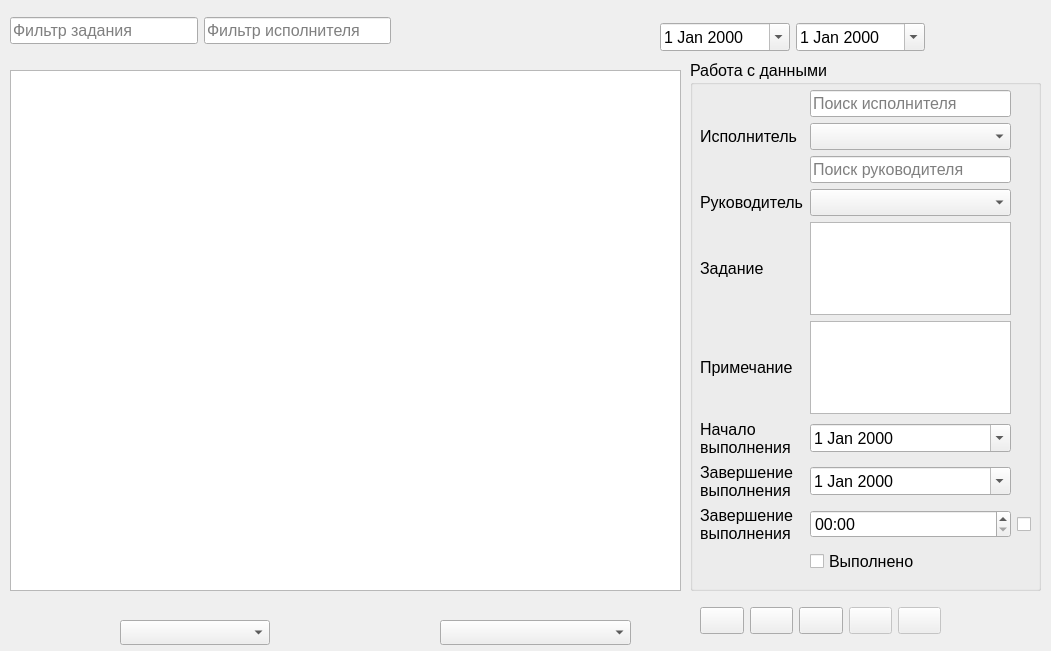
Old version of the form ui/journal.ui in the repository alex-klev/Task_Log_WinForm.
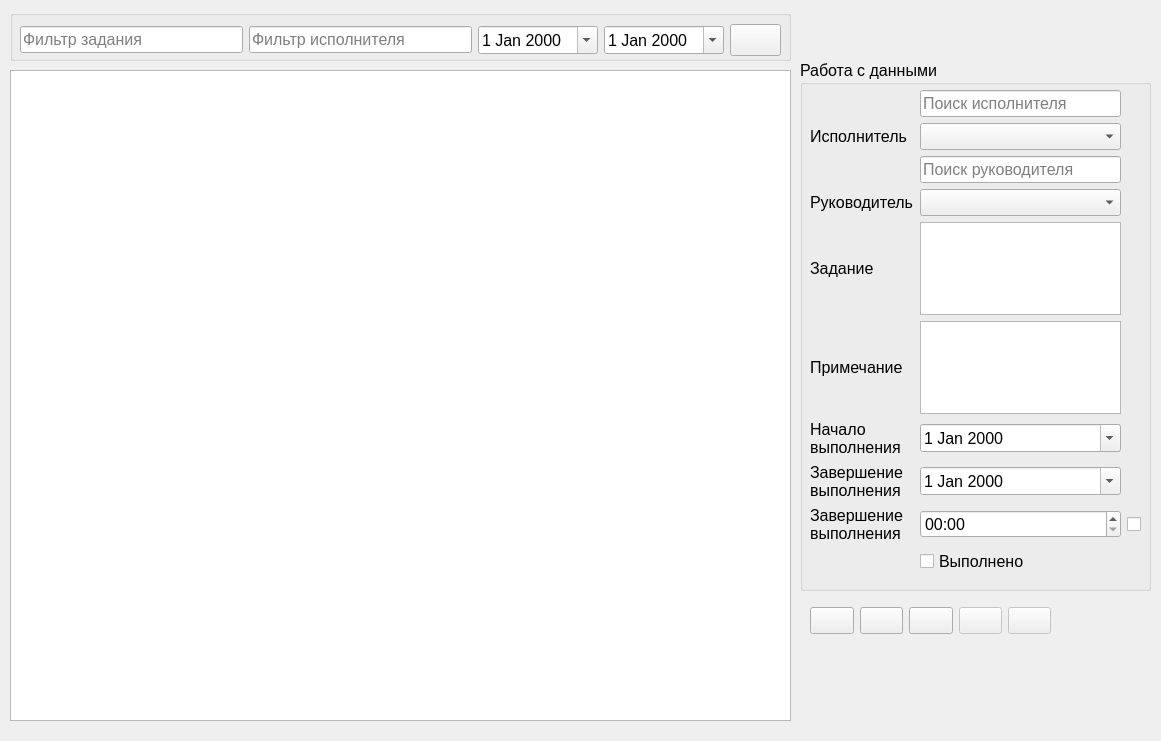
New version of the form. Icons and pictures are not drawn.

What changed in the file:
```diff
--- a/ui/journal.ui
+++ b/ui/journal.ui
@@ -6,20 +6,20 @@
    <rect>
     <x>0</x>
     <y>0</y>
-    <width>1051</width>
-    <height>651</height>
+    <width>1161</width>
+    <height>741</height>
    </rect>
   </property>
   <property name="minimumSize">
    <size>
-    <width>1051</width>
-    <height>651</height>
+    <width>1161</width>
+    <height>741</height>
    </size>
   </property>
   <property name="maximumSize">
    <size>
-    <width>1051</width>
-    <height>651</height>
+    <width>1161</width>
+    <height>741</height>
    </size>
   </property>
   <property name="font">
@@ -36,8 +36,8 @@
      <rect>
       <x>10</x>
       <y>70</y>
-      <width>671</width>
-      <height>521</height>
+      <width>781</width>
+      <height>651</height>
      </rect>
     </property>
     <property name="alternatingRowColors">
@@ -50,45 +50,13 @@
      <enum>QAbstractItemView::SelectRows</enum>
     </property>
    </widget>
-   <widget class="QWidget" name="gridLayoutWidget">
-    <property name="geometry">
-     <rect>
-      <x>10</x>
-      <y>10</y>
-      <width>381</width>
-      <height>41</height>
-     </rect>
-    </property>
-    <layout class="QGridLayout" name="gridLayout">
-     <item row="0" column="0">
-      <widget class="QLineEdit" name="lineEditFilterTask">
-       <property name="maxLength">
-        <number>25</number>
-       </property>
-       <property name="placeholderText">
-        <string>Фильтр задания</string>
-       </property>
-      </widget>
-     </item>
-     <item row="0" column="1">
-      <widget class="QLineEdit" name="lineEditFilterEmploye">
-       <property name="maxLength">
-        <number>25</number>
-       </property>
-       <property name="placeholderText">
-        <string>Фильтр исполнителя</string>
-       </property>
-      </widget>
-     </item>
-    </layout>
-   </widget>
    <widget class="QGroupBox" name="groupBoxElements">
     <property name="enabled">
      <bool>true</bool>
     </property>
     <property name="geometry">
      <rect>
-      <x>690</x>
+      <x>800</x>
       <y>60</y>
       <width>351</width>
       <height>531</height>
@@ -238,46 +206,10 @@
      </layout>
     </widget>
    </widget>
-   <widget class="QComboBox" name="comboBoxSort">
-    <property name="geometry">
-     <rect>
-      <x>440</x>
-      <y>620</y>
-      <width>191</width>
-      <height>25</height>
-     </rect>
-    </property>
-   </widget>
-   <widget class="QWidget" name="gridLayoutWidget_3">
-    <property name="geometry">
-     <rect>
-      <x>660</x>
-      <y>20</y>
-      <width>265</width>
-      <height>34</height>
-     </rect>
-    </property>
-    <layout class="QGridLayout" name="gridLayout_3">
-     <item row="0" column="0">
-      <widget class="QDateEdit" name="dateEditFrom">
-       <property name="calendarPopup">
-        <bool>true</bool>
-       </property>
-      </widget>
-     </item>
-     <item row="0" column="1">
-      <widget class="QDateEdit" name="dateEditTo">
-       <property name="calendarPopup">
-        <bool>true</bool>
-       </property>
-      </widget>
-     </item>
-    </layout>
-   </widget>
    <widget class="QWidget" name="gridLayoutWidget_4">
     <property name="geometry">
      <rect>
-      <x>700</x>
+      <x>810</x>
       <y>600</y>
       <width>241</width>
       <height>41</height>
@@ -392,21 +324,108 @@
      </item>
     </layout>
    </widget>
-   <widget class="QComboBox" name="comboBoxDataFilter">
+   <widget class="QGroupBox" name="groupBoxFilter">
     <property name="geometry">
      <rect>
-      <x>120</x>
-      <y>620</y>
-      <width>150</width>
-      <height>25</height>
+      <x>10</x>
+      <y>10</y>
+      <width>781</width>
+      <height>51</height>
      </rect>
     </property>
-    <property name="minimumSize">
-     <size>
-      <width>150</width>
-      <height>0</height>
-     </size>
+    <property name="title">
+     <string/>
     </property>
+    <widget class="QWidget" name="gridLayoutWidget">
+     <property name="geometry">
+      <rect>
+       <x>10</x>
+       <y>10</y>
+       <width>761</width>
+       <height>41</height>
+      </rect>
+     </property>
+     <layout class="QGridLayout" name="gridLayout">
+      <item row="0" column="1">
+       <widget class="QLineEdit" name="lineEditFilterEmploye">
+        <property name="maxLength">
+         <number>25</number>
+        </property>
+        <property name="placeholderText">
+         <string>Фильтр исполнителя</string>
+        </property>
+       </widget>
+      </item>
+      <item row="0" column="2">
+       <widget class="QDateEdit" name="dateEditFrom">
+        <property name="minimumSize">
+         <size>
+          <width>120</width>
+          <height>0</height>
+         </size>
+        </property>
+        <property name="toolTip">
+         <string>Дата завершения с</string>
+        </property>
+        <property name="calendarPopup">
+         <bool>true</bool>
+        </property>
+       </widget>
+      </item>
+      <item row="0" column="0">
+       <widget class="QLineEdit" name="lineEditFilterTask">
+        <property name="maxLength">
+         <number>25</number>
+        </property>
+        <property name="placeholderText">
+         <string>Фильтр задания</string>
+        </property>
+       </widget>
+      </item>
+      <item row="0" column="3">
+       <widget class="QDateEdit" name="dateEditTo">
+        <property name="minimumSize">
+         <size>
+          <width>120</width>
+          <height>0</height>
+         </size>
+        </property>
+        <property name="toolTip">
+         <string>Дата завершения по</string>
+        </property>
+        <property name="calendarPopup">
+         <bool>true</bool>
+        </property>
+       </widget>
+      </item>
+      <item row="0" column="4">
+       <widget class="QPushButton" name="btnFilterOn">
+        <property name="minimumSize">
+         <size>
+          <width>32</width>
+          <height>32</height>
+         </size>
+        </property>
+        <property name="toolTip">
+         <string>Применить фильтр</string>
+        </property>
+        <property name="text">
+         <string/>
+        </property>
+        <property name="icon">
+         <iconset>
+          <normaloff>../buttonIcons/funnel.ico</normaloff>../buttonIcons/funnel.ico</iconset>
+        </property>
+        <property name="iconSize">
+         <size>
+          <width>24</width>
+          <height>24</height>
+         </size>
+        </property>
+       </widget>
+      </item>
+     </layout>
+    </widget>
    </widget>
   </widget>
  </widget>
```
Left out of the diff: 24 changed lines with no effect on the pictures.
